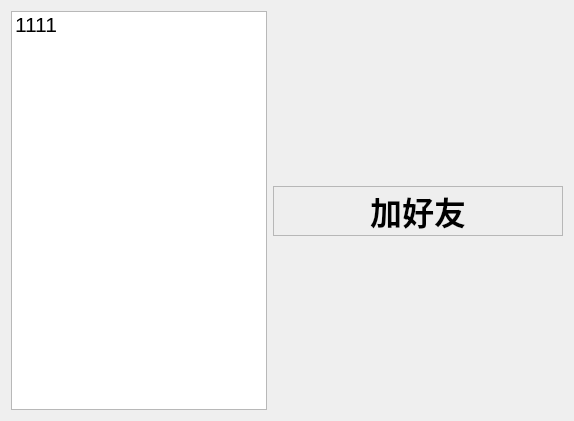
Before: the Qt Designer form TcpClient/online.ui in Reliey/NetDisk, drawn with Qt 5.
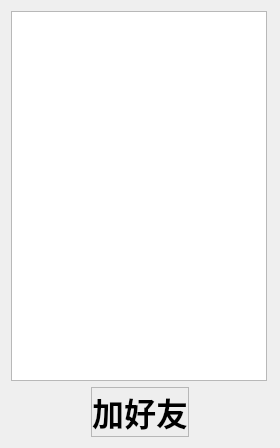
After: the same form once the commit is applied.

Diff of the .ui file:
```diff
--- a/TcpClient/online.ui
+++ b/TcpClient/online.ui
@@ -6,8 +6,8 @@
    <rect>
     <x>0</x>
     <y>0</y>
-    <width>574</width>
-    <height>421</height>
+    <width>280</width>
+    <height>448</height>
    </rect>
   </property>
   <property name="windowTitle">
@@ -15,7 +15,7 @@
   </property>
   <layout class="QVBoxLayout" name="verticalLayout_2">
    <item>
-    <layout class="QHBoxLayout" name="horizontalLayout">
+    <layout class="QVBoxLayout" name="verticalLayout">
      <item>
       <widget class="QListWidget" name="online_lw">
        <property name="sizePolicy">
@@ -29,24 +29,19 @@
          <pointsize>16</pointsize>
         </font>
        </property>
-       <item>
-        <property name="text">
-         <string>1111</string>
-        </property>
-       </item>
       </widget>
      </item>
      <item>
-      <layout class="QVBoxLayout" name="verticalLayout">
+      <layout class="QHBoxLayout" name="horizontalLayout">
        <item>
-        <spacer name="verticalSpacer">
+        <spacer name="horizontalSpacer">
          <property name="orientation">
-          <enum>Qt::Vertical</enum>
+          <enum>Qt::Horizontal</enum>
          </property>
          <property name="sizeHint" stdset="0">
           <size>
-           <width>20</width>
-           <height>40</height>
+           <width>40</width>
+           <height>20</height>
           </size>
          </property>
         </spacer>
@@ -92,14 +87,14 @@
         </widget>
        </item>
        <item>
-        <spacer name="verticalSpacer_2">
+        <spacer name="horizontalSpacer_2">
          <property name="orientation">
-          <enum>Qt::Vertical</enum>
+          <enum>Qt::Horizontal</enum>
          </property>
          <property name="sizeHint" stdset="0">
           <size>
-           <width>20</width>
-           <height>40</height>
+           <width>40</width>
+           <height>20</height>
           </size>
          </property>
         </spacer>
```
